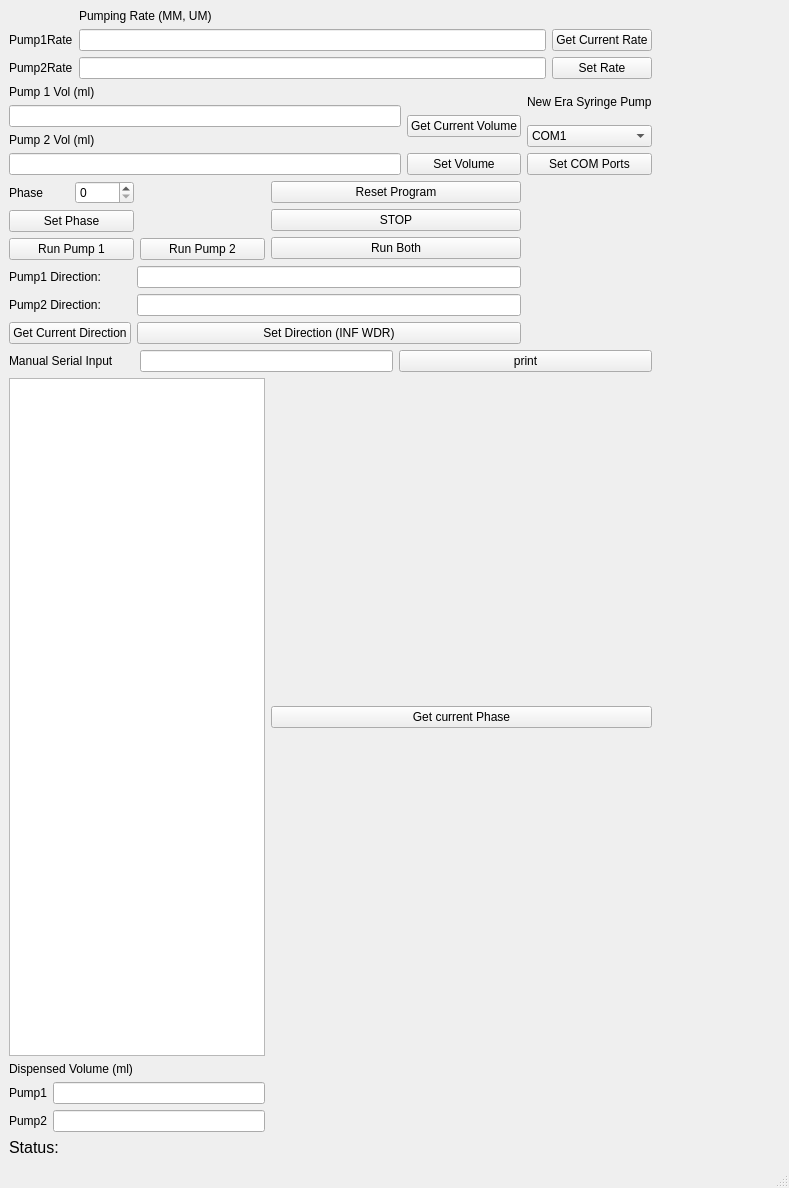
First picture: the form in SyringePump/Syringepump.ui, repository sutter-fella-group/sutter-fella-group, before the edit.
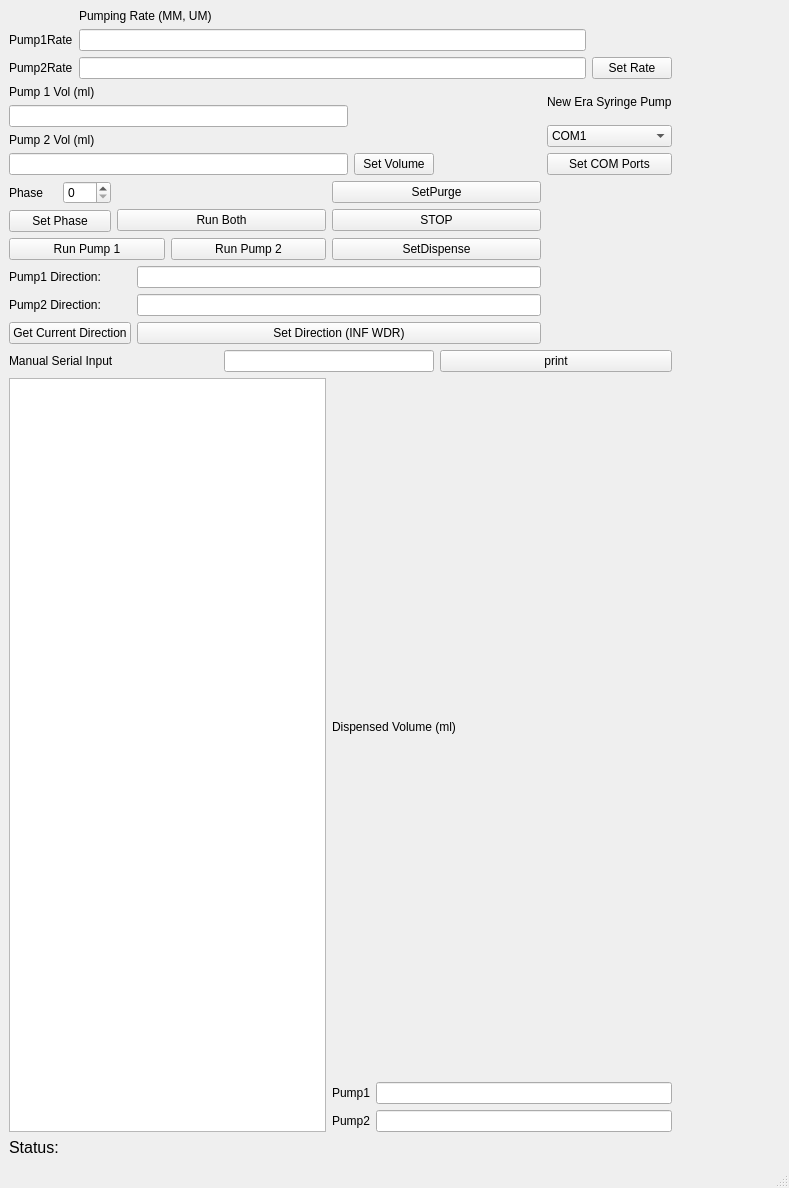
Second picture: the form after the edit.

What changed in the file:
```diff
--- a/SyringePump/Syringepump.ui
+++ b/SyringePump/Syringepump.ui
@@ -18,7 +18,7 @@
   </property>
   <widget class="QWidget" name="centralwidget">
    <layout class="QGridLayout" name="gridLayout_6">
-    <item row="0" column="0" colspan="5">
+    <item row="0" column="0" colspan="6">
      <layout class="QGridLayout" name="gridLayout_5">
       <item row="0" column="1">
        <widget class="QLabel" name="label_9">
@@ -37,13 +37,6 @@
       <item row="1" column="1">
        <widget class="QLineEdit" name="PumpOneRate"/>
       </item>
-      <item row="1" column="2">
-       <widget class="QPushButton" name="GetCurrentPumpRateButton">
-        <property name="text">
-         <string>Get Current Rate</string>
-        </property>
-       </widget>
-      </item>
       <item row="2" column="0">
        <widget class="QLabel" name="label_11">
         <property name="text">
@@ -75,13 +68,6 @@
       <item row="1" column="0">
        <widget class="QLineEdit" name="PumpOneVolume"/>
       </item>
-      <item row="1" column="1" rowspan="2">
-       <widget class="QPushButton" name="GetSetVolumeButton">
-        <property name="text">
-         <string>Get Current Volume</string>
-        </property>
-       </widget>
-      </item>
       <item row="2" column="0">
        <widget class="QLabel" name="PumpOneVolumeLabel_2">
         <property name="text">
@@ -101,7 +87,7 @@
       </item>
      </layout>
     </item>
-    <item row="1" column="4">
+    <item row="1" column="5">
      <layout class="QGridLayout" name="gridLayout_12">
       <item row="0" column="0">
        <widget class="QLabel" name="SyringePumpPortLabel">
@@ -148,7 +134,7 @@
       </item>
      </layout>
     </item>
-    <item row="2" column="0">
+    <item row="2" column="0" rowspan="2">
      <layout class="QGridLayout" name="gridLayout">
       <item row="0" column="0">
        <widget class="QLabel" name="label_13">
@@ -169,32 +155,28 @@
       </item>
      </layout>
     </item>
-    <item row="2" column="2" rowspan="2" colspan="2">
-     <layout class="QGridLayout" name="gridLayout_10">
-      <item row="0" column="0">
-       <widget class="QPushButton" name="ResetButton">
-        <property name="text">
-         <string>Reset Program</string>
-        </property>
-       </widget>
-      </item>
-      <item row="1" column="0">
-       <widget class="QPushButton" name="PumpStopButton">
-        <property name="text">
-         <string>STOP</string>
-        </property>
-       </widget>
-      </item>
-      <item row="2" column="0">
-       <widget class="QPushButton" name="RunBothButton">
-        <property name="text">
-         <string>Run Both</string>
-        </property>
-       </widget>
-      </item>
-     </layout>
+    <item row="2" column="3" colspan="2">
+     <widget class="QPushButton" name="SetPurgeButton">
+      <property name="text">
+       <string>SetPurge</string>
+      </property>
+     </widget>
     </item>
-    <item row="3" column="0" colspan="2">
+    <item row="3" column="1" colspan="2">
+     <widget class="QPushButton" name="RunBothButton">
+      <property name="text">
+       <string>Run Both</string>
+      </property>
+     </widget>
+    </item>
+    <item row="3" column="3" colspan="2">
+     <widget class="QPushButton" name="PumpStopButton">
+      <property name="text">
+       <string>STOP</string>
+      </property>
+     </widget>
+    </item>
+    <item row="4" column="0" colspan="3">
      <layout class="QGridLayout" name="gridLayout_11">
       <item row="0" column="0">
        <widget class="QPushButton" name="RunPumpOneButton">
@@ -212,7 +194,14 @@
       </item>
      </layout>
     </item>
-    <item row="4" column="0" colspan="4">
+    <item row="4" column="3" colspan="2">
+     <widget class="QPushButton" name="SetDispenseButton">
+      <property name="text">
+       <string>SetDispense</string>
+      </property>
+     </widget>
+    </item>
+    <item row="5" column="0" colspan="5">
      <layout class="QGridLayout" name="gridLayout_3">
       <item row="0" column="0">
        <widget class="QLabel" name="Pump1DirLabel">
@@ -250,28 +239,28 @@
       </item>
      </layout>
     </item>
-    <item row="5" column="0">
+    <item row="6" column="0" colspan="2">
      <widget class="QLabel" name="label_14">
       <property name="text">
        <string>Manual Serial Input</string>
       </property>
      </widget>
     </item>
-    <item row="5" column="1" colspan="2">
+    <item row="6" column="2" colspan="2">
      <widget class="QLineEdit" name="lineEdit">
       <property name="text">
        <string/>
       </property>
      </widget>
     </item>
-    <item row="5" column="3" colspan="2">
+    <item row="6" column="4" colspan="2">
      <widget class="QPushButton" name="PrintCommandButton">
       <property name="text">
        <string>print</string>
       </property>
      </widget>
     </item>
-    <item row="6" column="0" colspan="2">
+    <item row="7" column="0" colspan="3">
      <widget class="QTextEdit" name="SerialOutput">
       <property name="html">
        <string>&lt;!DOCTYPE HTML PUBLIC &quot;-//W3C//DTD HTML 4.0//EN&quot; &quot;http://www.w3.org/TR/REC-html40/strict.dtd&quot;&gt;
@@ -282,14 +271,7 @@
       </property>
      </widget>
     </item>
-    <item row="6" column="2" colspan="3">
-     <widget class="QPushButton" name="GetPhaseButton">
-      <property name="text">
-       <string>Get current Phase</string>
-      </property>
-     </widget>
-    </item>
-    <item row="7" column="0" colspan="2">
+    <item row="7" column="3" colspan="3">
      <layout class="QGridLayout" name="gridLayout_7">
       <item row="0" column="0">
        <widget class="QLabel" name="label_4">
@@ -336,7 +318,7 @@
       </property>
      </widget>
     </item>
-    <item row="8" column="5">
+    <item row="8" column="6">
      <widget class="QLabel" name="CameraImage">
       <property name="text">
        <string/>
```
Left out of the diff: 11 changed lines with no effect on the pictures.
